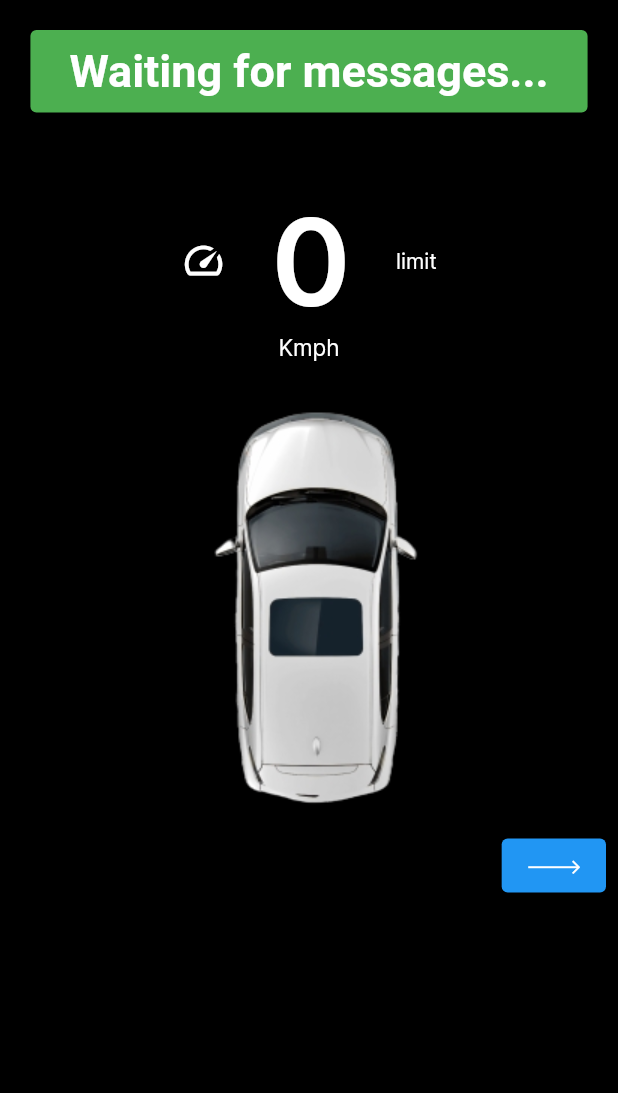
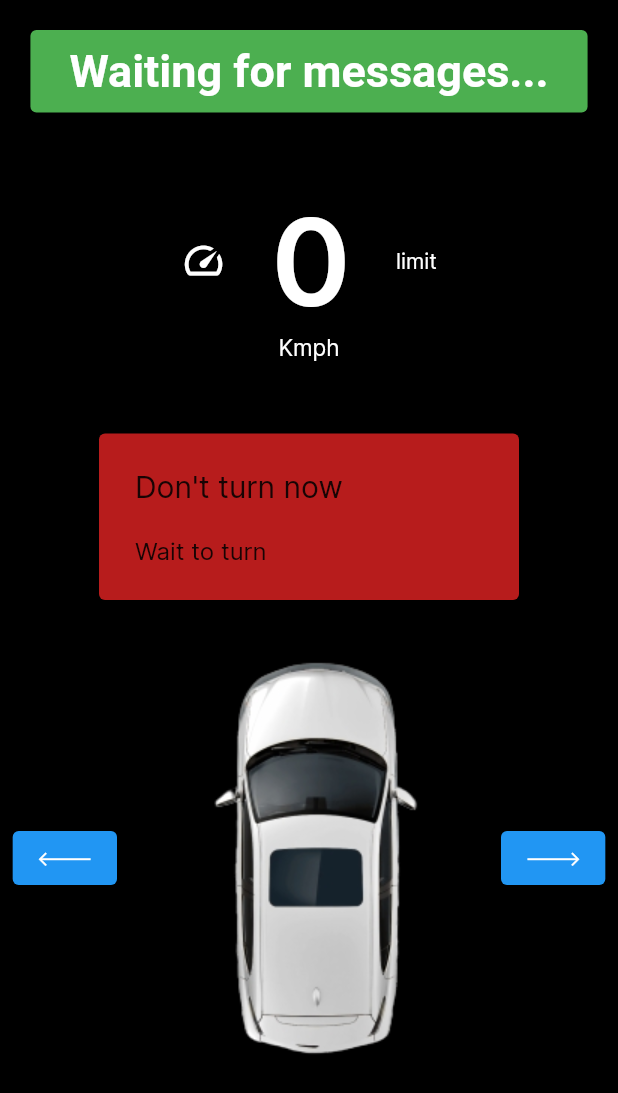
Before and after one commit to hasantha-nadeeshan/V2V-Communication-4-Augmented-Driving, a Flutter app: the screen it shows after launch, after a tap on "--->", on a phone screen of 412 x 824 dp. Shown: the top 1093 px of the screen. Run offline on Flutter 3.47's test engine with Material 2 defaults, Android fonts, the phone set to English and light mode, and no system bars; our stand-ins replace flutter_svg, hive, hive_flutter, rive; missing offline and left inert: imageview360; accounts and stored records are empty.

Commit message:
ADDED - Right turn function reset

```diff
--- a/lib/screens/home/home_screen.dart
+++ b/lib/screens/home/home_screen.dart
@@ -4,8 +4,10 @@ import 'package:path_provider/path_provider.dart';
 import 'dart:async';
 import 'dart:io';
 import '../../models/dumyData.dart';
+import '../popupcards/donotturnnow.dart';
 import '../popupcards/emergency.dart';
 import '../popupcards/accident.dart';
+import '../popupcards/turnnow.dart';
 import 'components/course_card.dart';
 import 'components/secondary_course_card.dart';
 import '../../constants.dart';
@@ -130,7 +132,10 @@ class _HomeScreenState extends State<HomeScreen> {
                   }
                   count =0;
                 }
-                if(!isRightTurnOn){   //now going to take a turn
+
+                if(isRightTurnOn){   //now going to take a turn
+
+                  if(_myprevdataToList.isNotEmpty && separateLanes(double.parse(_mydataToList[4]), double.parse(_myprevdataToList[4]))=="same"){
                     if(nearVehicles.isEmpty){
                       print("No near by vehicales can turn");
                       isPossibleToTurn = true;
@@ -204,6 +209,10 @@ class _HomeScreenState extends State<HomeScreen> {
 
 
                     }
+                  }
+                  else{
+                    isRightTurnOn = false;
+                  }
 
                 }
 
@@ -232,6 +241,7 @@ class _HomeScreenState extends State<HomeScreen> {
       body: SafeArea(
         bottom: false,
 
+          child: Container(
             child: Column(
               crossAxisAlignment: CrossAxisAlignment.center,
               children: [
@@ -295,24 +305,47 @@ class _HomeScreenState extends State<HomeScreen> {
 
                   const SizedBox(height: 25.0,),
 
-              const Center(
+                  isRightTurnOn && isPossibleToTurn ? showTurnNow() :isRightTurnOn && !isPossibleToTurn ? showDoNotTurn(): const SizedBox(height:160.0),
+
+
+
+
+                  Center(
+                      child: Row(
+                        mainAxisAlignment: MainAxisAlignment.center,
+                        children: [
+                            Padding(
+                              padding: const EdgeInsets.all(8.0),
+                              child: Align(
+                                alignment: FractionalOffset.bottomCenter,
+                                child: ElevatedButton(
+                                  child: Text('<---'),
+                                  onPressed: (){},
+                                ),
+                              ),
+                            ),
+                            Padding(
+                              padding: const EdgeInsets.all(8.0),
+                              child: Align(
+                                alignment: FractionalOffset.bottomCenter,
                                 child: Image(
                                   image: AssetImage("assets/newimg/car.png"),
-
+                                ),
                               ),
                             ),
 
                             Padding(
                               padding: const EdgeInsets.all(8.0),
                               child: Align(
-                    alignment: FractionalOffset.bottomRight,
+                                alignment: FractionalOffset.bottomCenter,
                                 child: ElevatedButton(
-
                                   child: Text('--->'),
                                   onPressed: wantToRightTurn,
                                 ),
                               ),
-
+                            ),
+                        ],
+                      ),
                     )
 
 
@@ -324,6 +357,7 @@ class _HomeScreenState extends State<HomeScreen> {
               ],
             ),
           ),
+        ),
       );
 
   }
--- a/lib/screens/popupcards/donotturnnow.dart
+++ b/lib/screens/popupcards/donotturnnow.dart
@@ -7,20 +7,17 @@ import 'package:v2v_Com/constants.dart';
 
 class showDoNotTurn extends StatelessWidget {
   const showDoNotTurn({super.key});
-
-   @override
+@override
   Widget build(BuildContext context) {
-    return Container(
-            color: backgroundColorDark,
-            child: Center(
+    return  Center(
               child:
                 AlertDialog(
-                  title: const Text('Don\'t Turn'),
-                  content: const Text('Wait for turning'),
-                  backgroundColor: Colors.orange,
+                  title: const Text('Don\'t turn now'),
+                  content: const Text('Wait to turn'),
+                  backgroundColor: Colors.red[900],
                 ),
 
-      ),
+
     );
   }
 }
--- a/lib/screens/popupcards/turnnow.dart
+++ b/lib/screens/popupcards/turnnow.dart
@@ -10,9 +10,7 @@ class showTurnNow extends StatelessWidget {
 
    @override
   Widget build(BuildContext context) {
-    return Container(
-            color: backgroundColorDark,
-            child: Center(
+    return  Center(
               child:
                 AlertDialog(
                   title: const Text('Turn Now'),
@@ -20,7 +18,7 @@ class showTurnNow extends StatelessWidget {
                   backgroundColor: Colors.green,
                 ),
 
-      ),
+
     );
   }
 }
```
Lines whose indentation alone changed are shown as unchanged.
